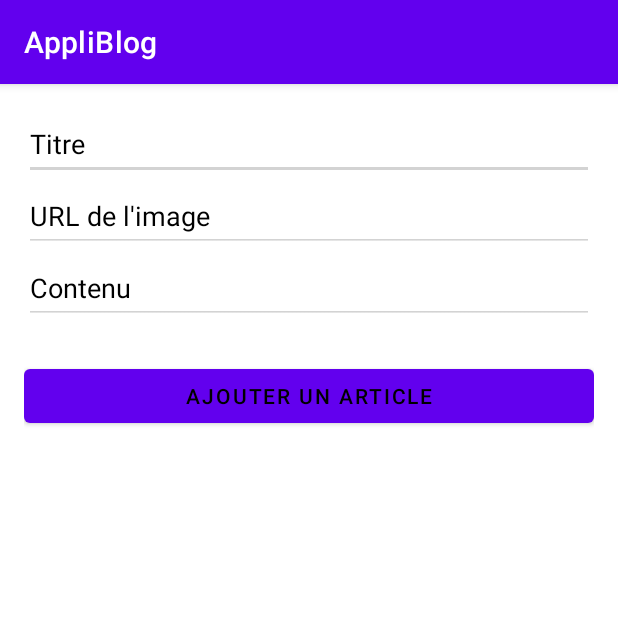
After one commit to racime78/AppliBlog, an Android app: the AddArticleActivity screen opened directly, with no data from a screen before it, on a phone screen of 412 x 824 dp, the top half of it. The commit adds this screen. Run offline under Robolectric (Android 15) with nearby library versions, the phone set to English and light mode, and no system bars.

Commit message:
ajout de new fonctionnalité
Ajout de la possibilité de créer des articles

ajout des nouveaux articles sur la page d'accueil

ajout dans la base de données des article

légère maj visuel

```diff
--- a/app/build.gradle
+++ b/app/build.gradle
@@ -45,4 +45,7 @@ dependencies {
     implementation(platform("com.google.firebase:firebase-bom:32.7.1"))
     // Add the dependency for the Realtime Database library
     implementation("com.google.firebase:firebase-database")
+    implementation 'com.github.bumptech.glide:glide:4.11.0'
+    annotationProcessor 'com.github.bumptech.glide:compiler:4.11.0'
+
 }
--- /dev/null
+++ b/app/src/main/java/com/example/appliblog/AddArticleActivity.java
@@ -0,0 +1,53 @@
+package com.example.appliblog;
+
+import android.os.Bundle;
+import android.view.View;
+import android.widget.Button;
+import android.widget.EditText;
+import android.widget.Toast;
+
+import androidx.appcompat.app.AppCompatActivity;
+
+public class AddArticleActivity extends AppCompatActivity {
+    private EditText editTextTitle, editTextImageUrl, editTextContent;
+    private Button buttonSubmit;
+
+    @Override
+    protected void onCreate(Bundle savedInstanceState) {
+        super.onCreate(savedInstanceState);
+        setContentView(R.layout.activity_add_article);
+
+        editTextTitle = findViewById(R.id.editTextArticleTitle);
+        editTextImageUrl = findViewById(R.id.editTextArticleImageUrl);
+        editTextContent = findViewById(R.id.editTextArticleContent);
+        buttonSubmit = findViewById(R.id.buttonSubmitArticle);
+
+        buttonSubmit.setOnClickListener(new View.OnClickListener() {
+            @Override
+            public void onClick(View view) {
+                submitArticle();
+            }
+        });
+    }
+
+    private void submitArticle() {
+        String title = editTextTitle.getText().toString().trim();
+        String imageUrl = editTextImageUrl.getText().toString().trim();
+        String content = editTextContent.getText().toString().trim();
+
+        // Vérifier que les champs ne sont pas vides
+        if (!title.isEmpty() && !imageUrl.isEmpty() && !content.isEmpty()) {
+            // Enregistrer l'article dans la base de données
+            DatabaseHelper dbHelper = new DatabaseHelper(this);
+
+            // Modifier ici pour utiliser les arguments attendus par addArticle
+            dbHelper.addArticle(title, imageUrl, content);
+
+            Toast.makeText(this, "Article ajouté", Toast.LENGTH_SHORT).show();
+            finish(); // Fermer l'activité et revenir à la liste des articles
+        } else {
+            Toast.makeText(this, "Veuillez remplir tous les champs", Toast.LENGTH_SHORT).show();
+        }
+    }
+
+}
--- /dev/null
+++ b/app/src/main/res/layout/activity_add_article.xml
@@ -0,0 +1,50 @@
+<?xml version="1.0" encoding="utf-8"?>
+<androidx.coordinatorlayout.widget.CoordinatorLayout xmlns:android="http://schemas.android.com/apk/res/android"
+    xmlns:app="http://schemas.android.com/apk/res-auto"
+    android:layout_width="match_parent"
+    android:layout_height="match_parent"
+    android:padding="16dp"
+    android:background="@color/white">
+
+    <LinearLayout
+        android:layout_width="match_parent"
+        android:layout_height="wrap_content"
+        android:orientation="vertical">
+
+
+    <EditText
+        android:id="@+id/editTextArticleTitle"
+        android:layout_width="match_parent"
+        android:layout_height="wrap_content"
+        android:hint="Titre"
+        android:textColorHint="@color/black"
+        android:backgroundTint="@color/gris"
+        android:textColor="@color/black"
+        android:minHeight="48dp" />
+<EditText
+android:id="@+id/editTextArticleImageUrl"
+    android:layout_width="match_parent"
+    android:layout_height="wrap_content"
+    android:hint="URL de l'image"
+    android:textColorHint="@color/black"
+    android:backgroundTint="@color/gris"
+    android:textColor="@color/black"
+    android:minHeight="48dp" />
+<EditText
+android:id="@+id/editTextArticleContent"
+    android:layout_width="match_parent"
+    android:layout_height="wrap_content"
+    android:textColor="@color/black"
+    android:backgroundTint="@color/gris"
+    android:textColorHint="@color/black"
+    android:hint="Contenu"
+    android:minHeight="48dp" />
+<Button
+android:id="@+id/buttonSubmitArticle"
+    android:layout_width="match_parent"
+    android:layout_height="wrap_content"
+    android:text="Ajouter un article"
+    android:textColor="@color/black"
+    android:layout_marginTop="24dp" />
+    </LinearLayout>
+</androidx.coordinatorlayout.widget.CoordinatorLayout>
--- a/app/src/main/res/values/colors.xml
+++ b/app/src/main/res/values/colors.xml
@@ -11,9 +11,5 @@
     <color name="button_color">#F9B34C</color>
     <color name="icon_color">#9E9E9E</color>
     <color name="primaryColor">#49A2B0</color>
-
-
-
-
-
+    <color name="gris">#D3D3D3</color>
 </resources>
--- /dev/null
+++ b/app/src/main/res/values/ids.xml
@@ -0,0 +1,4 @@
+<?xml version="1.0" encoding="utf-8"?>
+<resources>
+    <item name="articleTitleTextView" type="id" />
+</resources>
```
Also changed, not shown: app/src/main/AndroidManifest.xml (+11 -8 lines), app/src/main/java/com/example/appliblog/Article.java (added, +60 -0 lines), app/src/main/java/com/example/appliblog/Article1.java (deleted, +0 -30 lines), app/src/main/java/com/example/appliblog/Article2.java (deleted, +0 -30 lines), app/src/main/java/com/example/appliblog/ArticleAdapter.java (added, +84 -0 lines), app/src/main/java/com/example/appliblog/ArticleDetailActivity.java (added, +37 -0 lines), app/src/main/java/com/example/appliblog/DatabaseHelper.java (+48 -6 lines), app/src/main/java/com/example/appliblog/MainActivity.java (+64 -62 lines), app/src/main/res/layout/activity_account.xml (+14 -1 lines), app/src/main/res/layout/activity_article_detail.xml (added, +38 -0 lines), app/src/main/res/layout/activity_main.xml (+13 -57 lines), app/src/main/res/layout/article_layout.xml (added, +30 -0 lines), app/src/main/res/drawable/image_error.png (added).
